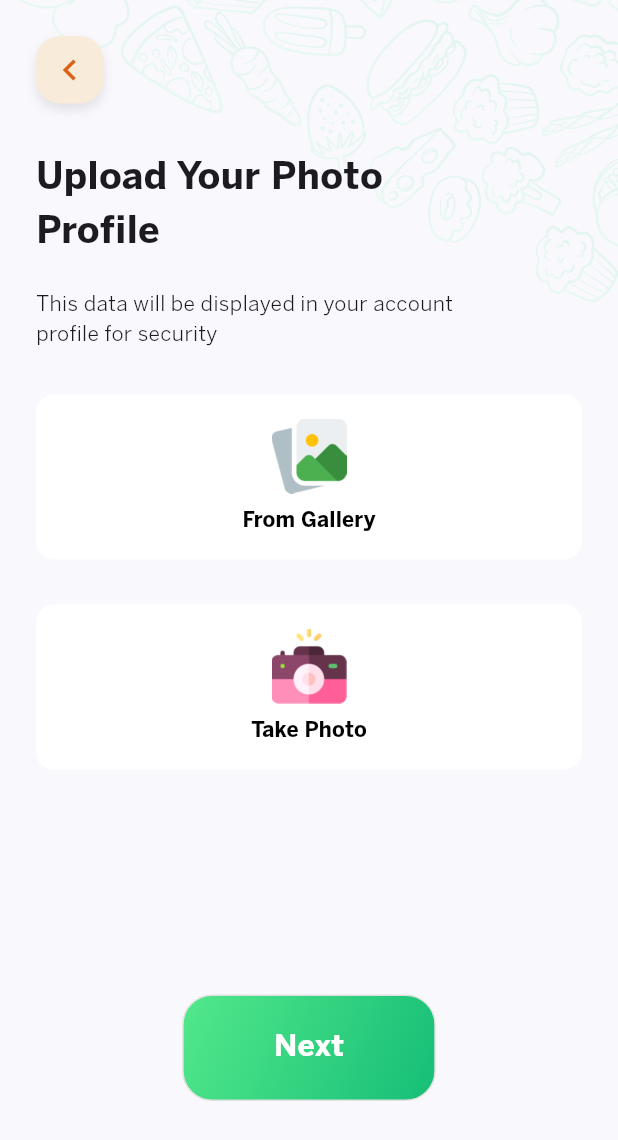
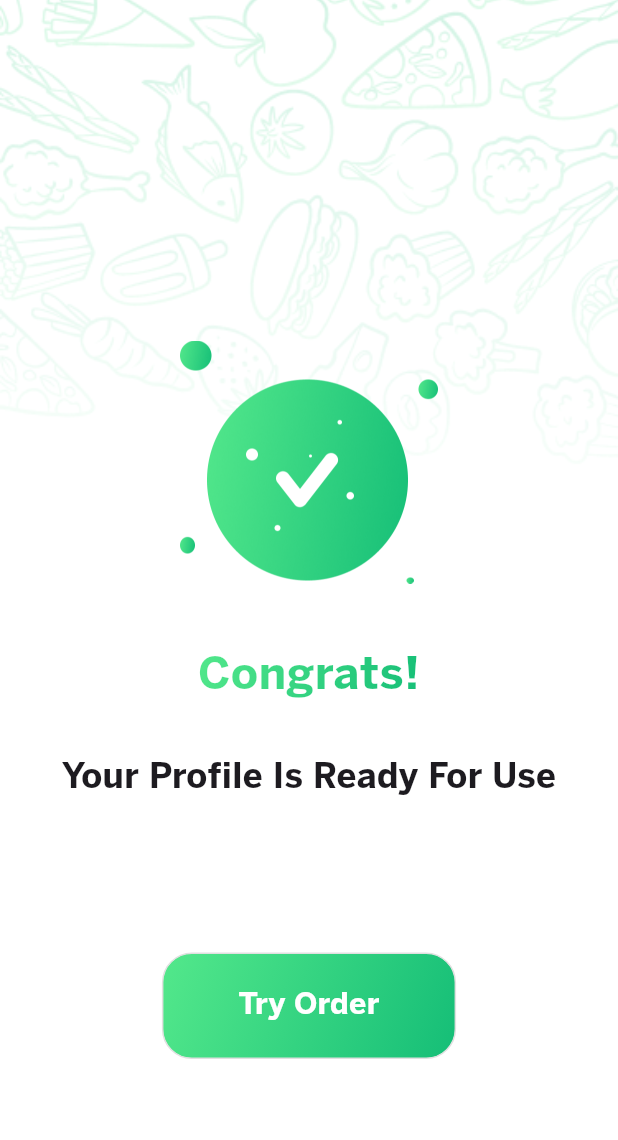
Before and after one commit to Laptopcorei7/food_ninja, a Flutter app: the screen it shows after launch, on a phone screen of 412 x 824 dp. Shown: the top 1140 px of the screen. Run offline on Flutter 3.47's test engine with Material 3 defaults, Android fonts, the phone set to English and light mode, and no system bars; our stand-ins replace bloc, image_picker, permission_handler; generated files the repository leaves out were written again.

Commit message:
added a signup success screen

```diff
--- a/lib/app/view/app.dart
+++ b/lib/app/view/app.dart
@@ -14,21 +14,22 @@ class App extends StatelessWidget {
   Widget build(BuildContext context) {
     return MaterialApp(
       debugShowCheckedModeBanner: false,
+      home: const SignupSuccessScreen(),
       theme: ThemeData(
         appBarTheme: AppBarTheme(
           backgroundColor: Theme.of(context).colorScheme.inversePrimary,
         ),
         useMaterial3: true,
       ),
-      initialRoute: '/uploadphoto',
-      routes: {
-        '/uploadpreview': (context) => const UploadPreviewScreen(),
-        '/uploadphoto': (context) => const UploadPhotoScreen(),
-        '/onboarding': (context) => const LoadingScreen(),
-        '/login': (context) => const SignInScreen(),
-        '/signup': (context) => const SignUpScreen(),
-        '/process': (context) => const SignUpProcessScreen(),
-      },
+      initialRoute: '/signup',
+      // routes: {
+      //   '/uploadpreview': (context) => const UploadPreviewScreen(),
+      //   '/uploadphoto': (context) => const UploadPhotoScreen(),
+      //   '/onboarding': (context) => const LoadingScreen(),
+      //   '/login': (context) => const SignInScreen(),
+      //   '/signup': (context) => const SignUpScreen(),
+      //   '/process': (context) => const SignUpProcessScreen(),
+      // },
       localizationsDelegates: AppLocalizations.localizationsDelegates,
       supportedLocales: AppLocalizations.supportedLocales,
     );
--- a/lib/src/screens/sign_up_screen.dart
+++ b/lib/src/screens/sign_up_screen.dart
@@ -275,3 +275,77 @@ class _SignUpState extends State<SignUpScreen> {
     );
   }
 }
+
+class SignupSuccessScreen extends StatelessWidget {
+  const SignupSuccessScreen({super.key});
+
+  @override
+  Widget build(BuildContext context) {
+    return Scaffold(
+      backgroundColor: Colors.white,
+      body: Stack(
+        children: [
+          Positioned(
+            top: 0,
+            left: 0,
+            right: 0,
+            child: Image.asset(
+              'assets/images/pattern.png',
+              fit: BoxFit.cover,
+              height: 812,
+              width: 236,
+            ),
+          ),
+          SafeArea(
+            child: Column(
+              children: [
+                const SizedBox(height: 227),
+                Center(
+                  child: Image.asset(
+                    'assets/images/success.png',
+                    fit: BoxFit.cover,
+                    height: 162,
+                    width: 172,
+                  ),
+                ),
+                const SizedBox(height: 40),
+                ShaderMask(
+                  shaderCallback: (bounds) => const LinearGradient(
+                    colors: [Color(0xFF53E88B), Color(0xFF15BE77)],
+                    begin: Alignment.topLeft,
+                    end: Alignment.bottomRight,
+                  ).createShader(
+                    Rect.fromLTWH(0, 0, bounds.width, bounds.height),
+                  ),
+                  blendMode: BlendMode.srcIn,
+                  child: const Text(
+                    'Congrats!',
+                    style: TextStyle(
+                      fontSize: 30,
+                      fontFamily: 'BentonSansBold',
+                    ),
+                  ),
+                ),
+                const SizedBox(height: 30),
+                const Text(
+                  'Your Profile Is Ready For Use',
+                  textAlign: TextAlign.center,
+                  style: TextStyle(
+                    fontSize: 23,
+                    fontFamily: 'BentonSansBold',
+                  ),
+                ),
+                const SizedBox(height: 100),
+                const MajorButton(
+                  horizontal: 50,
+                  vertical: 20,
+                  textonButton: 'Try Order',
+                ),
+              ],
+            ),
+          ),
+        ],
+      ),
+    );
+  }
+}
```
Also changed, not shown: assets/images/success.png (added), 4 other files.
